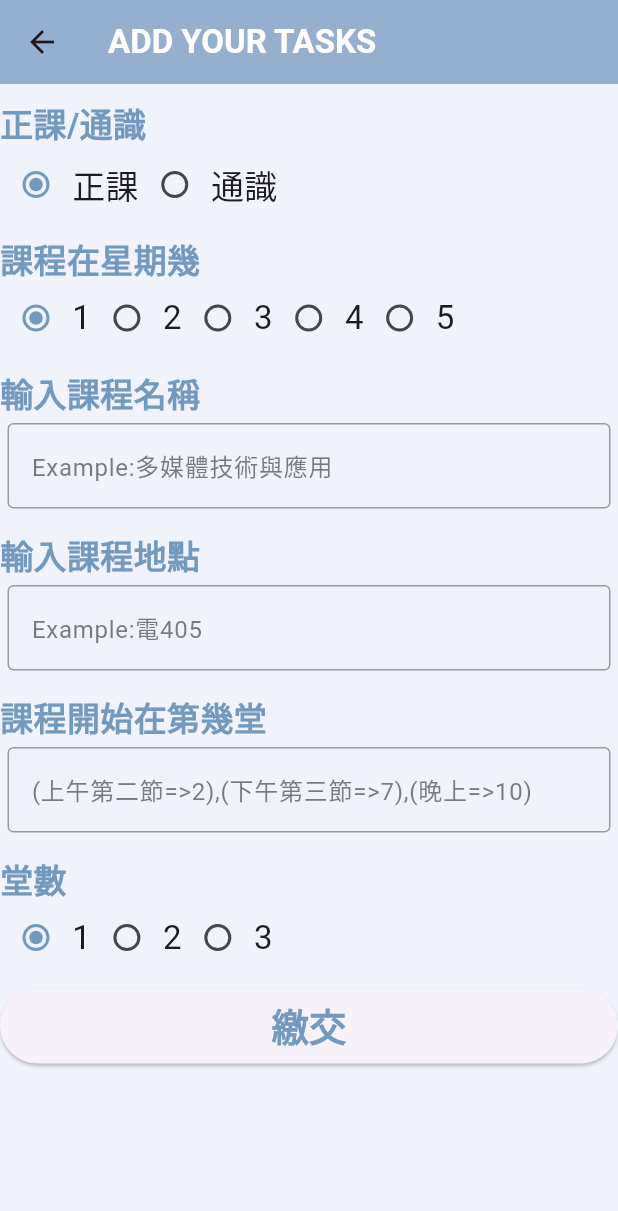
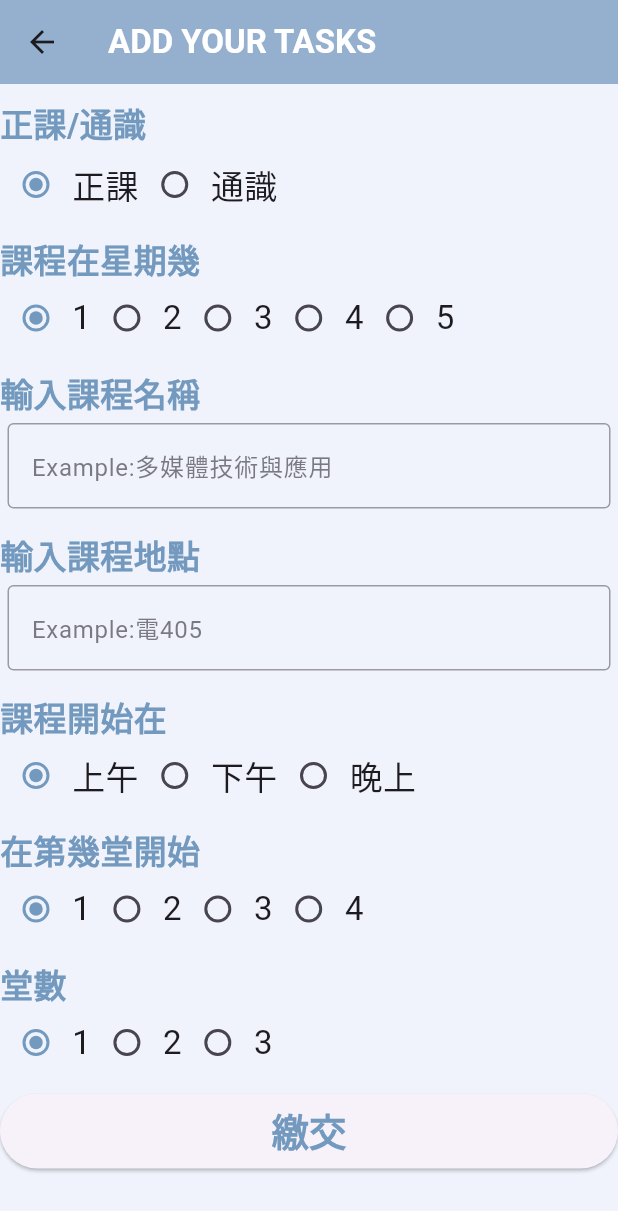
Before and after one commit to bsbacon0966/CODE-NTPU, a Flutter app: the Schooltabletimeaddtasks screen opened directly with empty values, on a phone screen of 412 x 824 dp. Shown: the top 1211 px of the screen. Run offline on Flutter 3.47's test engine with Material 3 defaults, Android fonts, the light colour scheme and no system bars; our stand-ins replace cloud_firestore, curved_navigation_bar, dotted_border, firebase_auth, firebase_core, flutter_native_splash and 5 more; accounts and stored records are empty.

Commit message:
!adjust 將使用者自行輸入"課程在第幾堂"改成"先選上午/下午/晚上，再選擇第幾堂開始"

```diff
--- a/lib/main_page/School_Table/SchoolTableTimeAddTasks.dart
+++ b/lib/main_page/School_Table/SchoolTableTimeAddTasks.dart
@@ -10,21 +10,25 @@ class Schooltabletimeaddtasks extends StatefulWidget {
 }
 
 class _SchooltabletimeaddtasksState extends State<Schooltabletimeaddtasks> {
+
   int _selectedDay = 0;
   int _selectedType = 0;
   int _selected_class_duration = 1;
-  final TextEditingController _courseStartController = TextEditingController();
+  int _selected_class_type = 0;
+  int _selected_class_start_morning = 0;
+  int _selected_class_start_afternoon = 0;
+
   final TextEditingController _courseLocationController = TextEditingController();
   final TextEditingController _courseNameController = TextEditingController();
 
   void _handleSubmit() {
-    String courseStart = _courseStartController.text;
+
     String courseLocation = _courseLocationController.text;
     String courseName = _courseNameController.text;
 
     List<dynamic> submit_tasks = [];
 
-    // tag
+    // "type"
     if (_selectedType == 0) {
       submit_tasks.add("課程");
     } else if (_selectedType == 1) {
@@ -34,16 +38,29 @@ class _SchooltabletimeaddtasksState extends State<Schooltabletimeaddtasks> {
     // semester
     submit_tasks.add(1);
 
-    // start_time & duration
-    int courseStartInt = int.tryParse(courseStart) ?? 0;
-    if (courseStartInt <= 4) {
-      submit_tasks.add(courseStartInt + 7);
+    // start_hour
+    int courseStartInt = 0;
+    if(_selected_class_type==0){
+      courseStartInt+=1;
+      courseStartInt+=_selected_class_start_morning;
+      submit_tasks.add(courseStartInt+7);
+    }
+    else if(_selected_class_type==1){
+      courseStartInt+=5;
+      courseStartInt+=_selected_class_start_afternoon;
+      submit_tasks.add(courseStartInt+8);
+    }
+    else{
+      courseStartInt+=10;
+      submit_tasks.add(courseStartInt);
+    }
+
+    //"start_minute"
     submit_tasks.add(0);
-    } else {
-      submit_tasks.add(courseStartInt + 8);
-      submit_tasks.add(0);
-    }
+
+    //"duration_hours"
     submit_tasks.add(_selected_class_duration);
+
 
     submit_tasks.add("WEEKLY"); // frequency
     submit_tasks.add(1); // frequency interval
@@ -66,6 +83,7 @@ class _SchooltabletimeaddtasksState extends State<Schooltabletimeaddtasks> {
   }
 
   List<String> type = ["正課", "通識"];
+  List<String> class_type = ["上午", "下午" , "晚上"];
 
   @override
   Widget build(BuildContext context) {
@@ -235,7 +253,7 @@ class _SchooltabletimeaddtasksState extends State<Schooltabletimeaddtasks> {
               mainAxisAlignment: MainAxisAlignment.spaceBetween,
               children: [
                 Text(
-                    "課程開始在第幾堂",
+                    "課程開始在",
                   style: TextStyle(
                     fontSize: 22,
                     fontWeight: FontWeight.w600,
@@ -245,27 +263,110 @@ class _SchooltabletimeaddtasksState extends State<Schooltabletimeaddtasks> {
                 SizedBox(width: 1,),
               ],
             ),
-            Container(
-              padding: EdgeInsets.all(5.0),
+            Row(
+              mainAxisAlignment: MainAxisAlignment.start,
+              children: List.generate(class_type.length, (index) {
+                return Row(
+                  mainAxisSize: MainAxisSize.min,
+                  children: [
+                    Radio<int>(
+                      value: index,
+                      groupValue: _selected_class_type,
+                      onChanged: (int? value) {
+                        setState(() {
+                          _selected_class_type = value!;
+                        });
+                      },
+                      activeColor: Color(0xff739abe),
+                    ),
+                    Text(
+                      class_type[index],
+                      style: TextStyle(fontSize: 22),
+                    ),
+                  ],
+                );
+              }),
+            ),
+            SizedBox(height: 10,),
+            Visibility(
+              visible: _selected_class_type==2?false:true,
                 child: Row(
+                  mainAxisAlignment: MainAxisAlignment.spaceBetween,
                   children: [
-                  Expanded(
-                      child: Opacity(
-                        opacity: 0.7,
-                        child: TextFormField(
-                          controller: _courseStartController,
-                          decoration: InputDecoration(
-                            hintText: '(上午第二節=>2),(下午第三節=>7),(晚上=>10)',
-                            border: OutlineInputBorder(),
+                    Text(
+                      "在第幾堂開始",
+                      style: TextStyle(
+                        fontSize: 22,
+                        fontWeight: FontWeight.w600,
+                        color: Color(0xff739abe),
                       ),
                     ),
-                      )
-                  ),
+                    SizedBox(width: 1,),
                   ],
                 ),
             ),
+            Visibility(
+              visible: _selected_class_type==0?true:false,
+              child: Row(
+                mainAxisAlignment: MainAxisAlignment.start,
+                children: List.generate(4, (index) {
+                  int class_start = index;
+                  int print_class_start = class_start+1;
+                  return Row(
+                    mainAxisSize: MainAxisSize.min,
+                    children: [
+                      Radio<int>(
+                        value: class_start,
+                        groupValue: _selected_class_start_morning,
+                        onChanged: (int? value) {
+                          setState(() {
+                            _selected_class_start_morning = value!;
+                          });
+                        },
+                        activeColor: Color(0xff739abe),
+                      ),
+                      Text(
+                        '$print_class_start',
+                        style: TextStyle(fontSize: 22),
+                      ),
+                    ],
+                  );
+                }),
+              ),
+            ),
+            Visibility(
+              visible: _selected_class_type==1?true:false,
+              child: Row(
+                mainAxisAlignment: MainAxisAlignment.start,
+                children: List.generate(5, (index) {
+                  int class_start = index;
+                  int print_class_start = class_start+1;
+                  return Row(
+                    mainAxisSize: MainAxisSize.min,
+                    children: [
+                      Radio<int>(
+                        value: class_start,
+                        groupValue: _selected_class_start_afternoon,
+                        onChanged: (int? value) {
+                          setState(() {
+                            _selected_class_start_afternoon = value!;
+                          });
+                        },
+                        activeColor: Color(0xff739abe),
+                      ),
+                      Text(
+                        '$print_class_start',
+                        style: TextStyle(fontSize: 22),
+                      ),
+                    ],
+                  );
+                }),
+              ),
+            ),
             SizedBox(height: 10,),
-            Row(
+            Visibility(
+                visible: _selected_class_type==2?false:true,
+                child: Row(
                   mainAxisAlignment: MainAxisAlignment.spaceBetween,
                   children: [
                     Text(
@@ -279,7 +380,10 @@ class _SchooltabletimeaddtasksState extends State<Schooltabletimeaddtasks> {
                     SizedBox(width: 1,),
                   ],
                 ),
-            Row(
+            ),
+            Visibility(
+              visible: _selected_class_type==2?false:true,
+              child: Row(
               mainAxisAlignment: MainAxisAlignment.start,
               children: List.generate(3, (index) {
                 int class_duration = index + 1;
@@ -304,6 +408,7 @@ class _SchooltabletimeaddtasksState extends State<Schooltabletimeaddtasks> {
                 );
               }),
             ),
+            ),
             SizedBox(height: 10,),
             Container(
               height: 50,
```
Lines whose indentation alone changed are shown as unchanged.
